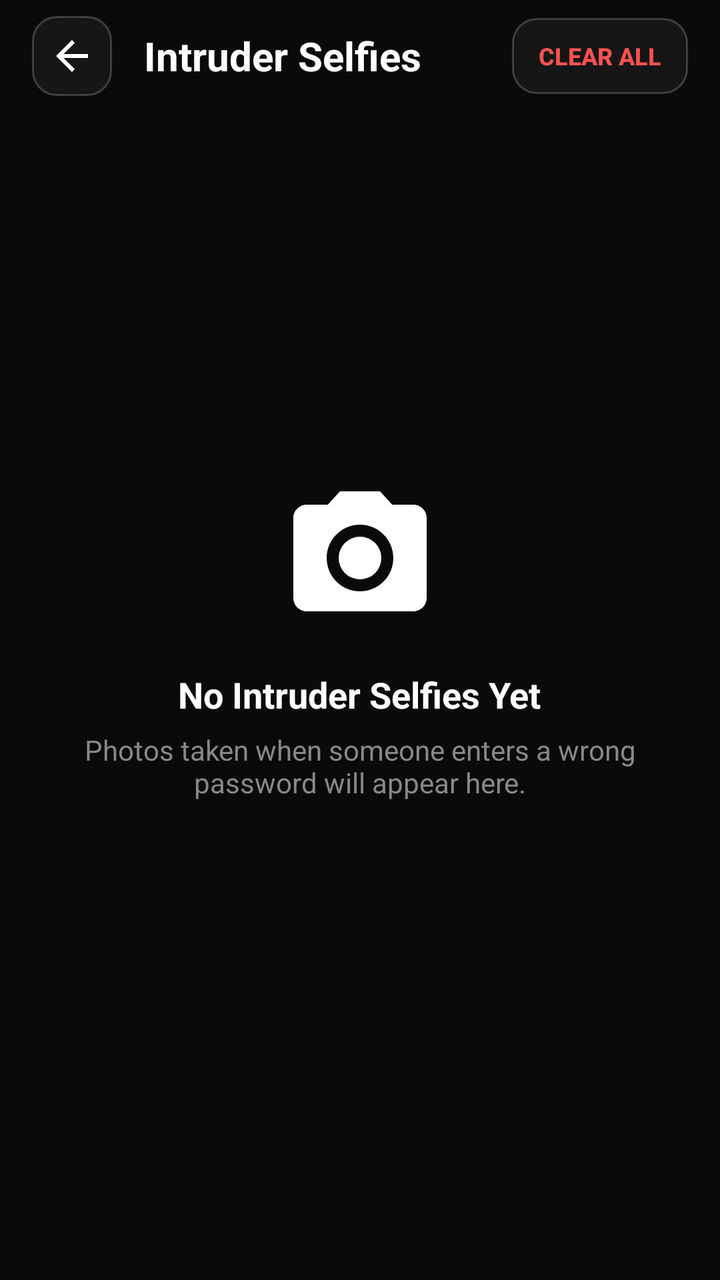
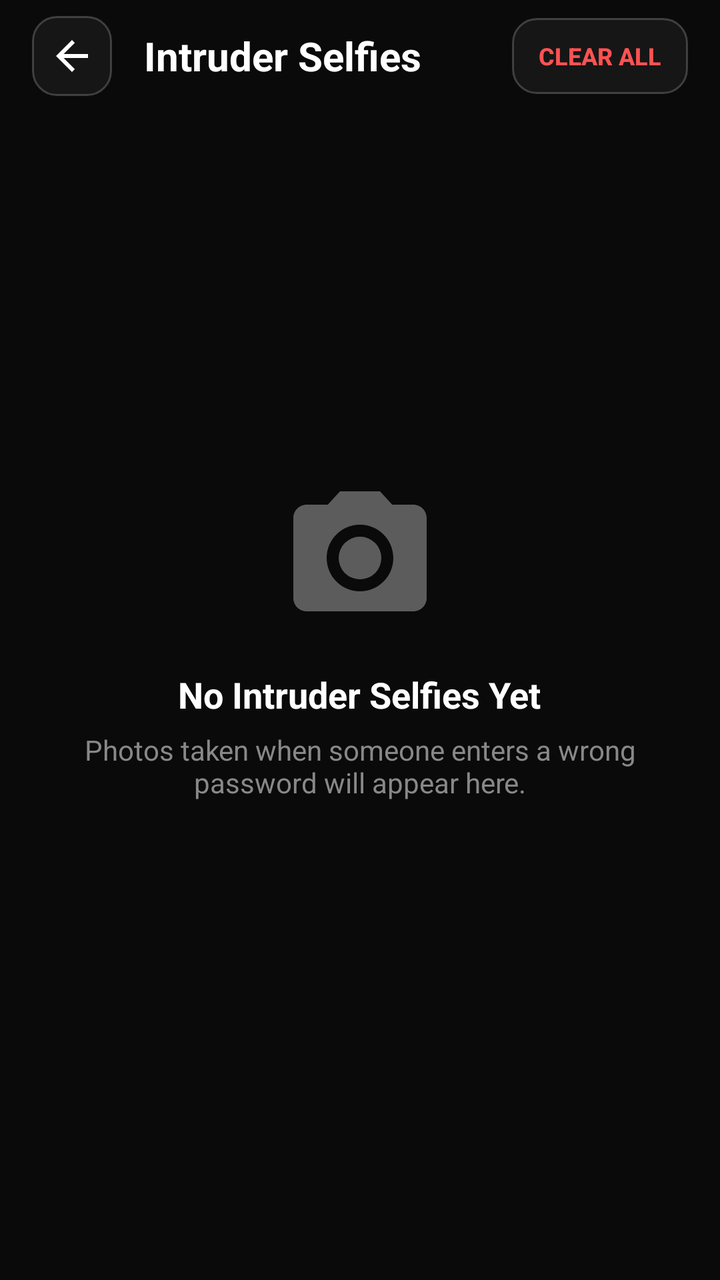

Compare the two renders of this Android layout. The source of the first and the diff that turns it into the second are given below.
<!-- AndroidManifest.xml: application theme Theme.AppCompat.Light.NoActionBar -->
<!-- res/layout/activity_intruder_list.xml -->
<?xml version="1.0" encoding="utf-8"?>
<RelativeLayout xmlns:android="http://schemas.android.com/apk/res/android"
    android:id="@+id/rootIntruderList"
    android:layout_width="match_parent"
    android:layout_height="match_parent"
    android:background="#0A0A0A">

    
    <RelativeLayout
        android:id="@+id/topBar"
        android:layout_width="match_parent"
        android:layout_height="56dp"
        android:paddingStart="16dp"
        android:paddingEnd="16dp">

        <ImageView
            android:id="@+id/btnBack"
            android:layout_width="40dp"
            android:layout_height="40dp"
            android:layout_centerVertical="true"
            android:src="@drawable/ic_back_vector"
            android:tint="#FFFFFF"
            android:background="@drawable/bg_glass_input"
            android:padding="8dp"
            android:clickable="true"
            android:focusable="true"/>

        <TextView
            android:layout_width="wrap_content"
            android:layout_height="wrap_content"
            android:layout_centerVertical="true"
            android:layout_toEndOf="@+id/btnBack"
            android:layout_marginStart="16dp"
            android:text="Intruder Selfies"
            android:textColor="#FFFFFF"
            android:textSize="20sp"
            android:textStyle="bold" />

        <Button
            android:id="@+id/btnClearAll"
            android:layout_width="wrap_content"
            android:layout_height="38dp"
            android:layout_alignParentEnd="true"
            android:layout_centerVertical="true"
            android:text="CLEAR ALL"
            android:textColor="#FF5252"
            android:textSize="12sp"
            android:textStyle="bold"
            android:background="@drawable/bg_glass_input"
            android:paddingStart="12dp"
            android:paddingEnd="12dp"/>
    </RelativeLayout>

    
    <TextView
        android:id="@+id/tvPermissionWarning"
        android:layout_width="match_parent"
        android:layout_height="wrap_content"
        android:layout_below="@+id/topBar"
        android:layout_marginStart="16dp"
        android:layout_marginEnd="16dp"
        android:layout_marginTop="8dp"
        android:background="@drawable/bg_glass_input"
        android:padding="12dp"
        android:text="Camera permission is needed to take intruder selfies. Tap here to grant permission."
        android:textColor="#FFA726"
        android:textSize="13sp"
        android:visibility="gone" />

    
    <LinearLayout
        android:id="@+id/emptyStateLayout"
        android:layout_width="wrap_content"
        android:layout_height="wrap_content"
        android:orientation="vertical"
        android:gravity="center"
        android:layout_centerInParent="true">

        <ImageView
            android:layout_width="80dp"
            android:layout_height="80dp"
            android:src="@drawable/ic_camera_vector"
            android:tint="#55FFFFFF"
            android:layout_marginBottom="16dp"/>

        <TextView
            android:layout_width="wrap_content"
            android:layout_height="wrap_content"
            android:text="No Intruder Selfies Yet"
            android:textColor="#FFFFFF"
            android:textSize="18sp"
            android:textStyle="bold"
            android:layout_marginBottom="6dp"/>

        <TextView
            android:layout_width="wrap_content"
            android:layout_height="wrap_content"
            android:text="Photos taken when someone enters a wrong password will appear here."
            android:textColor="#888888"
            android:textSize="14sp"
            android:gravity="center"
            android:paddingStart="32dp"
            android:paddingEnd="32dp"/>
    </LinearLayout>

    
    <androidx.recyclerview.widget.RecyclerView
        android:id="@+id/rvIntruderList"
        android:layout_width="match_parent"
        android:layout_height="match_parent"
        android:layout_below="@+id/tvPermissionWarning"
        android:layout_marginTop="8dp"
        android:padding="12dp"
        android:clipToPadding="false"
        android:visibility="gone"/>

</RelativeLayout>
<!-- resources referenced by this layout -->
<resources>
  <!-- drawable bg_glass_input (drawable) -->
  <?xml version="1.0" encoding="utf-8"?>
  <shape xmlns:android="http://schemas.android.com/apk/res/android" android:shape="rectangle">
      <corners android:radius="12dp" />
      <solid android:color="#0DFFFFFF" /> 
      <stroke android:width="1dp" android:color="#33FFFFFF" />
  </shape>
  <!-- drawable ic_back_vector (drawable) -->
  <vector xmlns:android="http://schemas.android.com/apk/res/android"
      android:width="24dp"
      android:height="24dp"
      android:viewportWidth="24"
      android:viewportHeight="24"
      android:tint="?attr/colorControlNormal">
      <path
          android:fillColor="@android:color/white"
          android:pathData="M20,11H7.83l5.59,-5.59L12,4l-8,8 8,8 1.41,-1.41L7.83,13H20v-2z"/>
  </vector>
  <!-- drawable ic_camera_vector (drawable) -->
  <vector xmlns:android="http://schemas.android.com/apk/res/android"
      android:width="24dp"
      android:height="24dp"
      android:viewportWidth="24"
      android:viewportHeight="24"
      android:tint="?attr/colorControlNormal">
      <path
          android:fillColor="@android:color/white"
          android:pathData="M12,12m-3.2,0a3.2,3.2 0,1 1,6.4 0a3.2,3.2 0,1 1,-6.4 0M9,2L7.17,4H4c-1.1,0 -2,0.9 -2,2v12c0,1.1 0.9,2 2,2h16c1.1,0 2,-0.9 2,-2V6c0,-1.1 -0.9,-2 -2,-2h-3.17L15,2H9zm3,15c-2.76,0 -5,-2.24 -5,-5s2.24,-5 5,-5 5,2.24 5,5 -2.24,5 -5,5z"/>
  </vector>
</resources>

<!-- the commit's change to res/layout/activity_intruder_list.xml (unified diff, before → after) -->
@@ -1,5 +1,6 @@
 <?xml version="1.0" encoding="utf-8"?>
 <RelativeLayout xmlns:android="http://schemas.android.com/apk/res/android"
+    xmlns:app="http://schemas.android.com/apk/res-auto"
     android:id="@+id/rootIntruderList"
     android:layout_width="match_parent"
     android:layout_height="match_parent"
@@ -19,7 +20,7 @@
             android:layout_height="40dp"
             android:layout_centerVertical="true"
             android:src="@drawable/ic_back_vector"
-            android:tint="#FFFFFF"
+            app:tint="#FFFFFF"
             android:background="@drawable/bg_glass_input"
             android:padding="8dp"
             android:clickable="true"
@@ -80,7 +81,7 @@
             android:layout_width="80dp"
             android:layout_height="80dp"
             android:src="@drawable/ic_camera_vector"
-            android:tint="#55FFFFFF"
+            app:tint="#55FFFFFF"
             android:layout_marginBottom="16dp"/>
 
         <TextView
